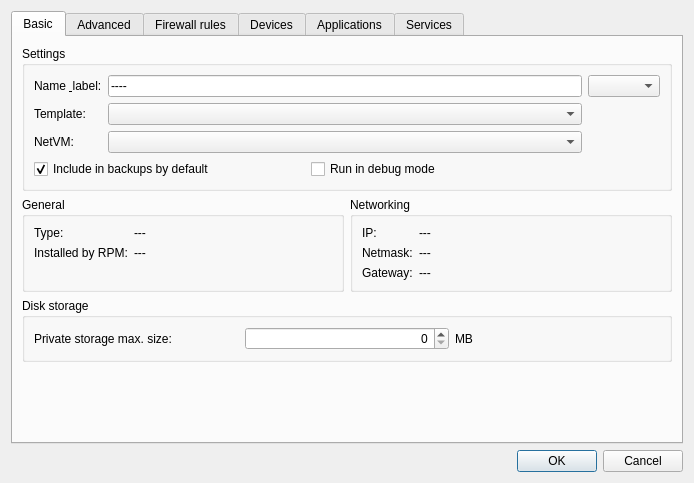
Above: settingsdlg.ui from QubesOS/qubes-manager before the change. Below: the same form after it.
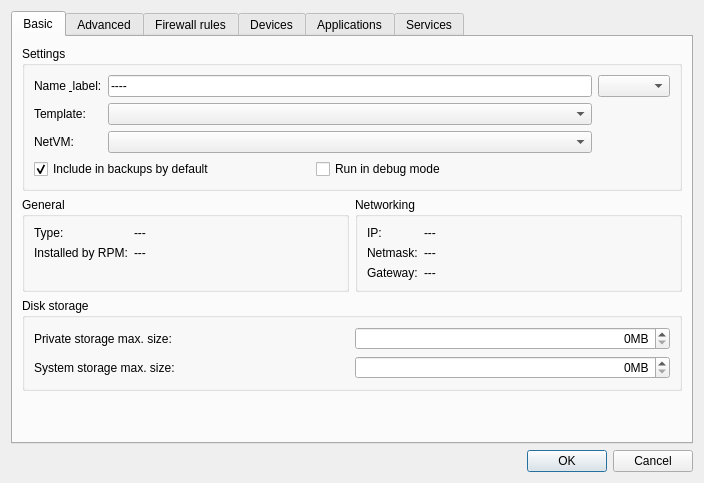
That is the form after the change. Icons and pictures are not drawn.

Commit message: settings: add an option to resize root.img (#699)

Patch:
```diff
--- a/settingsdlg.ui
+++ b/settingsdlg.ui
@@ -6,7 +6,7 @@
    <rect>
     <x>0</x>
     <y>0</y>
-    <width>694</width>
+    <width>704</width>
     <height>483</height>
    </rect>
   </property>
@@ -183,13 +183,22 @@
             <string>Disk storage</string>
            </property>
            <layout class="QGridLayout" name="gridLayout_3">
-            <item row="0" column="0">
-             <widget class="QLabel" name="label_3">
-              <property name="text">
-               <string>Private storage max. size:</string>
+            <item row="1" column="1">
+             <widget class="QSpinBox" name="root_resize">
+              <property name="enabled">
+               <bool>true</bool>
               </property>
-              <property name="buddy">
-               <cstring>max_priv_storage</cstring>
+              <property name="alignment">
+               <set>Qt::AlignRight|Qt::AlignTrailing|Qt::AlignVCenter</set>
+              </property>
+              <property name="suffix">
+               <string>MB</string>
+              </property>
+              <property name="maximum">
+               <number>1048576</number>
+              </property>
+              <property name="singleStep">
+               <number>1024</number>
               </property>
              </widget>
             </item>
@@ -201,6 +210,9 @@
               <property name="alignment">
                <set>Qt::AlignRight|Qt::AlignTrailing|Qt::AlignVCenter</set>
               </property>
+              <property name="suffix">
+               <string>MB</string>
+              </property>
               <property name="minimum">
                <number>0</number>
               </property>
@@ -215,10 +227,23 @@
               </property>
              </widget>
             </item>
-            <item row="0" column="2">
-             <widget class="QLabel" name="label_5">
+            <item row="0" column="0">
+             <widget class="QLabel" name="label_3">
               <property name="text">
-               <string>MB</string>
+               <string>Private storage max. size:</string>
+              </property>
+              <property name="buddy">
+               <cstring>max_priv_storage</cstring>
+              </property>
+             </widget>
+            </item>
+            <item row="1" column="0">
+             <widget class="QLabel" name="root_resize_label">
+              <property name="enabled">
+               <bool>true</bool>
+              </property>
+              <property name="text">
+               <string>System storage max. size:</string>
               </property>
              </widget>
             </item>
```
The commit also changes 1 other file.
